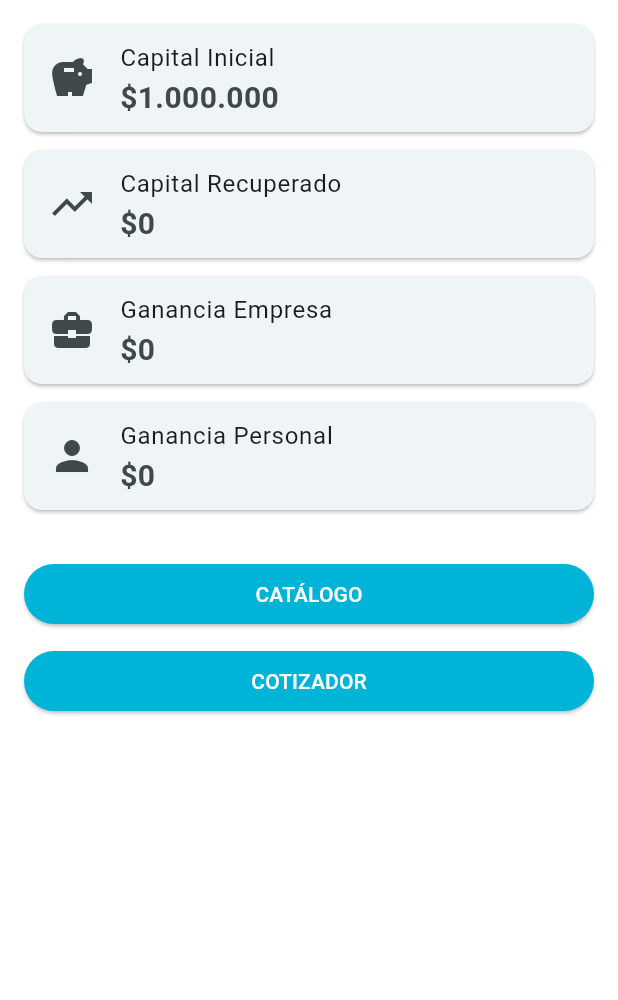
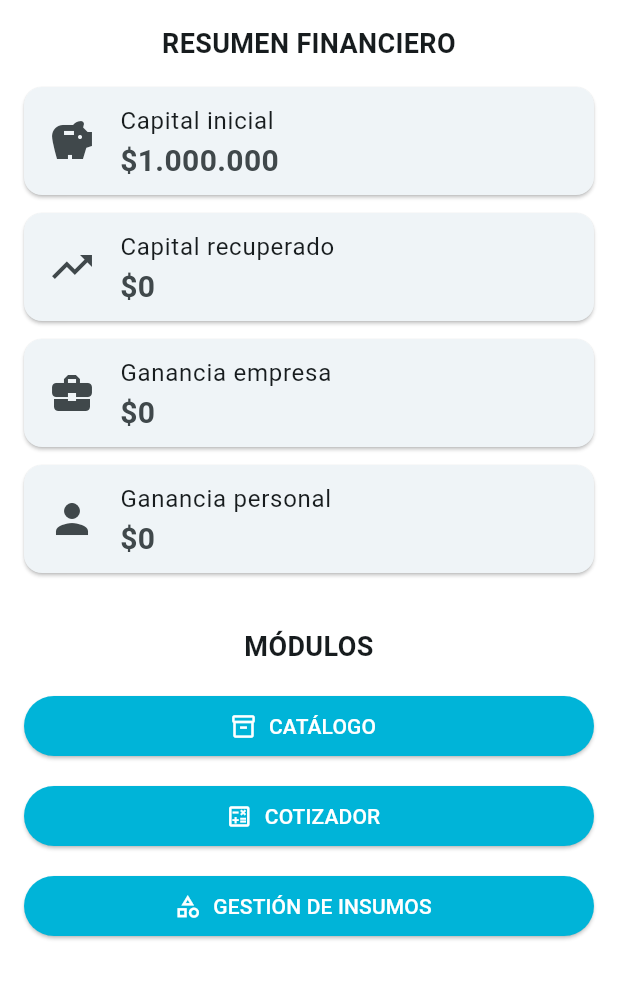
Before and after one commit to Mescobarsepulveda93/maelux-manager, a Flutter app: the screen it shows after launch, on a phone screen of 412 x 824 dp, the part 84-1084 px from its top. Run offline on Flutter 3.47's test engine with Material 3 defaults, Android fonts, the phone set to English and light mode, and no system bars.

Commit message:
Add supplies management screen

```diff
--- a/lib/screens/home_screen.dart
+++ b/lib/screens/home_screen.dart
@@ -1,66 +1,139 @@
 import 'package:flutter/material.dart';
+
 import 'catalogo_screen.dart';
 import 'cotizador_screen.dart';
+import 'insumos_screen.dart';
 
+// ==========================================================
+// PANTALLA PRINCIPAL DE MAELUX MANAGER
+// ==========================================================
+
+/// Presenta un resumen general del negocio y permite acceder
+/// a los módulos principales de la aplicación.
+///
+/// Durante esta fase, los indicadores financieros utilizan
+/// valores demostrativos. Posteriormente se calcularán con
+/// información almacenada por la aplicación.
 class HomeScreen extends StatelessWidget {
   const HomeScreen({super.key});
+
+  // ========================================================
+  // NAVEGACIÓN PRINCIPAL
+  // ========================================================
+
+  /// Abre la pantalla indicada y mantiene disponible
+  /// la opción de regresar a la pantalla principal.
+  void _abrirPantalla(BuildContext context, Widget pantalla) {
+    Navigator.push(context, MaterialPageRoute(builder: (context) => pantalla));
+  }
+
+  // ========================================================
+  // INTERFAZ PRINCIPAL
+  // ========================================================
 
   @override
   Widget build(BuildContext context) {
     return Scaffold(
-      appBar: AppBar(title: const Text("MAELUX Manager")),
-      body: Padding(
+      appBar: AppBar(title: const Text('MAELUX Manager')),
+      body: SingleChildScrollView(
         padding: const EdgeInsets.all(16),
         child: Column(
+          crossAxisAlignment: CrossAxisAlignment.stretch,
           children: [
-            _buildCard("Capital Inicial", "\$1.000.000", Icons.savings),
-
-            _buildCard("Capital Recuperado", "\$0", Icons.trending_up),
-
-            _buildCard("Ganancia Empresa", "\$0", Icons.business_center),
-
-            _buildCard("Ganancia Personal", "\$0", Icons.person),
-
-            const SizedBox(height: 20),
-
-            SizedBox(
-              width: double.infinity,
-              child: ElevatedButton(
-                onPressed: () {
-                  Navigator.push(
-                    context,
-                    MaterialPageRoute(
-                      builder: (context) => const CatalogoScreen(),
-                    ),
-                  );
-                },
-                child: const Text("CATÁLOGO"),
-              ),
+            // ------------------------------------------------
+            // RESUMEN FINANCIERO
+            // ------------------------------------------------
+            const Text(
+              'RESUMEN FINANCIERO',
+              textAlign: TextAlign.center,
+              style: TextStyle(fontSize: 18, fontWeight: FontWeight.bold),
             ),
 
-            const SizedBox(height: 10),
+            const SizedBox(height: 16),
 
-            SizedBox(
-              width: double.infinity,
-              child: ElevatedButton(
-                onPressed: () {
-                  Navigator.push(
-                    context,
-                    MaterialPageRoute(
-                      builder: (context) => const CotizadorScreen(),
-                    ),
-                  );
-                },
-                child: const Text("COTIZADOR"),
-              ),
+            _construirTarjetaResumen(
+              titulo: 'Capital inicial',
+              valor: '\$1.000.000',
+              icono: Icons.savings,
             ),
+
+            _construirTarjetaResumen(
+              titulo: 'Capital recuperado',
+              valor: '\$0',
+              icono: Icons.trending_up,
+            ),
+
+            _construirTarjetaResumen(
+              titulo: 'Ganancia empresa',
+              valor: '\$0',
+              icono: Icons.business_center,
+            ),
+
+            _construirTarjetaResumen(
+              titulo: 'Ganancia personal',
+              valor: '\$0',
+              icono: Icons.person,
+            ),
+
+            const SizedBox(height: 24),
+
+            // ------------------------------------------------
+            // MÓDULOS PRINCIPALES
+            // ------------------------------------------------
+            const Text(
+              'MÓDULOS',
+              textAlign: TextAlign.center,
+              style: TextStyle(fontSize: 18, fontWeight: FontWeight.bold),
+            ),
+
+            const SizedBox(height: 16),
+
+            _construirBotonModulo(
+              texto: 'CATÁLOGO',
+              icono: Icons.inventory_2_outlined,
+              alPresionar: () {
+                _abrirPantalla(context, const CatalogoScreen());
+              },
+            ),
+
+            const SizedBox(height: 12),
+
+            _construirBotonModulo(
+              texto: 'COTIZADOR',
+              icono: Icons.calculate_outlined,
+              alPresionar: () {
+                _abrirPantalla(context, const CotizadorScreen());
+              },
+            ),
+
+            const SizedBox(height: 12),
+
+            _construirBotonModulo(
+              texto: 'GESTIÓN DE INSUMOS',
+              icono: Icons.category_outlined,
+              alPresionar: () {
+                _abrirPantalla(context, const InsumosScreen());
+              },
+            ),
+
+            const SizedBox(height: 24),
           ],
         ),
       ),
     );
   }
 
-  Widget _buildCard(String titulo, String valor, IconData icono) {
+  // ========================================================
+  // COMPONENTES AUXILIARES DE LA INTERFAZ
+  // ========================================================
+
+  /// Construye una tarjeta para mostrar un indicador financiero
+  /// dentro de la pantalla principal.
+  Widget _construirTarjetaResumen({
+    required String titulo,
+    required String valor,
+    required IconData icono,
+  }) {
     return Card(
       margin: const EdgeInsets.only(bottom: 12),
       child: ListTile(
@@ -73,4 +146,21 @@ class HomeScreen extends StatelessWidget {
       ),
     );
   }
+
+  /// Construye un botón uniforme para acceder a uno
+  /// de los módulos principales de MAELUX Manager.
+  Widget _construirBotonModulo({
+    required String texto,
+    required IconData icono,
+    required VoidCallback alPresionar,
+  }) {
+    return SizedBox(
+      width: double.infinity,
+      child: ElevatedButton.icon(
+        onPressed: alPresionar,
+        icon: Icon(icono),
+        label: Text(texto),
+      ),
+    );
+  }
 }
```
Also changed, not shown: lib/data/categorias_insumos.dart (added, +20 -0 lines), lib/data/insumos_demo.dart (added, +55 -0 lines), lib/models/insumo.dart (added, +97 -0 lines), lib/screens/insumos_screen.dart (added, +172 -0 lines), lib/widgets/insumo_card.dart (added, +169 -0 lines).
